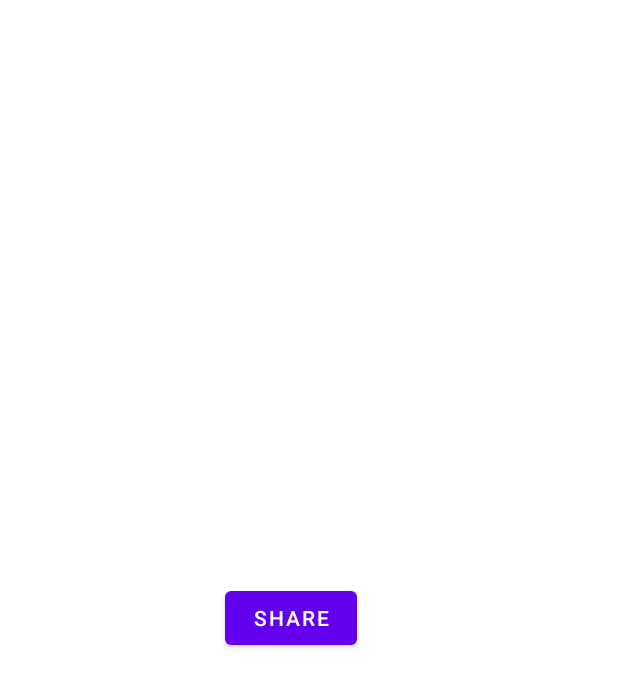
After one commit to DLSUARNOLD/Flush, an Android app: the Facebook screen opened directly, with no data from a screen before it, on a phone screen of 412 x 824 dp. The commit adds this screen. Shown: the top 687 px of the screen. Run offline under Robolectric (Android 15) with nearby library versions, the light colour scheme and no system bars; libraries missing offline, so code that uses them is left out: com.facebook.share.

Commit message:
Facebook Share

```diff
--- a/app/build.gradle
+++ b/app/build.gradle
@@ -50,4 +50,5 @@ dependencies {
     implementation platform('com.google.firebase:firebase-bom:28.4.2')
     implementation 'com.google.firebase:firebase-analytics-ktx'
     implementation 'com.budiyev.android:code-scanner:2.1.0'
+    implementation 'com.facebook.android:facebook-share:latest.release'
 }
--- /dev/null
+++ b/app/src/main/java/com/example/mobdeveapplication/Facebook.kt
@@ -0,0 +1,33 @@
+package com.example.mobdeveapplication
+
+import android.net.Uri
+import androidx.appcompat.app.AppCompatActivity
+import android.os.Bundle
+import com.example.mobdeveapplication.databinding.FacebookBinding
+import com.facebook.share.model.ShareHashtag
+import com.facebook.share.model.ShareLinkContent
+import com.facebook.share.widget.ShareDialog
+
+
+private lateinit var binding: FacebookBinding
+
+class Facebook : AppCompatActivity() {
+    override fun onCreate(savedInstanceState: Bundle?) {
+        super.onCreate(savedInstanceState)
+
+        binding = FacebookBinding.inflate(layoutInflater)
+        setContentView(binding.root)
+
+        binding.shareBtn.setOnClickListener {
+            var hashTag = ShareHashtag.Builder().setHashtag("#FlushApp").build()
+
+
+            var sharecontent = ShareLinkContent.Builder().setQuote("Try one of Flush's Washrooms")
+                .setShareHashtag(hashTag)
+                .setContentUrl(Uri.parse("https://www.google.com/url?sa=i&url=https%3A%2F%2Fwww.barbourproductsearch.info%2Fthe-importance-of-washrooms-in-building-design-news078970.html&psig=AOvVaw1VqmTtgB7RPEmshKZz1lDj&ust=1642069491306000&source=images&cd=vfe&ved=0CAsQjRxqFwoTCPijxdj_q_UCFQAAAAAdAAAAABAD"))
+                .build()
+
+            ShareDialog.show(this@Facebook, sharecontent)
+        }
+    }
+}
--- a/app/src/main/java/com/example/mobdeveapplication/QrScanner.kt
+++ b/app/src/main/java/com/example/mobdeveapplication/QrScanner.kt
@@ -80,7 +80,7 @@ class QrScanner : AppCompatActivity() {
 
     override fun onRequestPermissionsResult(requestCode: Int, permissions: Array<out String>, grantResults: IntArray)
     {
-        //super.onRequestPermissionsResult(requestCode, permissions, grantResults)
+        super.onRequestPermissionsResult(requestCode, permissions, grantResults)
         when (requestCode) {
             CAMERA_CODE -> {
                 if (grantResults.isEmpty() || grantResults[0] != PackageManager.PERMISSION_GRANTED)
--- /dev/null
+++ b/app/src/main/res/layout/facebook.xml
@@ -0,0 +1,17 @@
+<?xml version="1.0" encoding="utf-8"?>
+<LinearLayout xmlns:android="http://schemas.android.com/apk/res/android"
+    xmlns:app="http://schemas.android.com/apk/res-auto"
+    xmlns:tools="http://schemas.android.com/tools"
+    android:layout_width="match_parent"
+    android:layout_height="match_parent"
+    tools:context=".Facebook">
+
+
+    <Button
+        android:id="@+id/share_btn"
+        android:layout_width="wrap_content"
+        android:layout_height="wrap_content"
+        android:text="Share"
+        android:layout_gravity="center_vertical"
+        android:layout_marginStart="150dp"/>
+</LinearLayout>
--- a/app/src/main/res/layout/history.xml
+++ b/app/src/main/res/layout/history.xml
@@ -19,9 +19,9 @@
 
     <androidx.recyclerview.widget.RecyclerView
         android:id="@+id/recycler"
-        android:layout_marginTop="20dp"
         android:layout_width="409dp"
         android:layout_height="636dp"
+        android:layout_marginTop="20dp"
         app:layout_constraintBottom_toBottomOf="parent"
         app:layout_constraintStart_toStartOf="parent"
         app:layout_constraintTop_toBottomOf="@+id/text_history"
--- a/app/src/main/res/values/strings.xml
+++ b/app/src/main/res/values/strings.xml
@@ -17,4 +17,7 @@
     <string name="already_registered_sign_in">Already Registered? Sign In</string>
     <string name="logout">Logout</string>
     <string name="delete_account">Delete Account</string>
+    <string name="facebook_app_id">1319944051785586</string>
+    <string name="fb_login_protocol_scheme">fb1319944051785586</string>
+
 </resources>
--- a/build.gradle
+++ b/build.gradle
@@ -6,7 +6,7 @@ buildscript {
     }
     dependencies {
         classpath 'com.android.tools.build:gradle:7.0.4'
-        classpath "org.jetbrains.kotlin:kotlin-gradle-plugin:1.5.31"
+        classpath 'org.jetbrains.kotlin:kotlin-gradle-plugin:1.6.0'
         classpath 'com.google.gms:google-services:4.3.10'
 
         // NOTE: Do not place your application dependencies here; they belong
```
Also changed, not shown: app/src/main/AndroidManifest.xml (+20 -15 lines), app/src/main/java/com/example/mobdeveapplication/History.kt (+3 -8 lines), app/src/main/java/com/example/mobdeveapplication/datasets/Adapter.kt (+8 -11 lines), app/src/main/res/drawable-anydpi/ic_share.xml (added, +11 -0 lines), app/src/main/res/layout/historyitem.xml (+7 -8 lines), app/src/main/res/drawable-hdpi/ic_share.png (added), app/src/main/res/drawable-mdpi/ic_share.png (added), app/src/main/res/drawable-xhdpi/ic_share.png (added), app/src/main/res/drawable-xxhdpi/ic_share.png (added).
